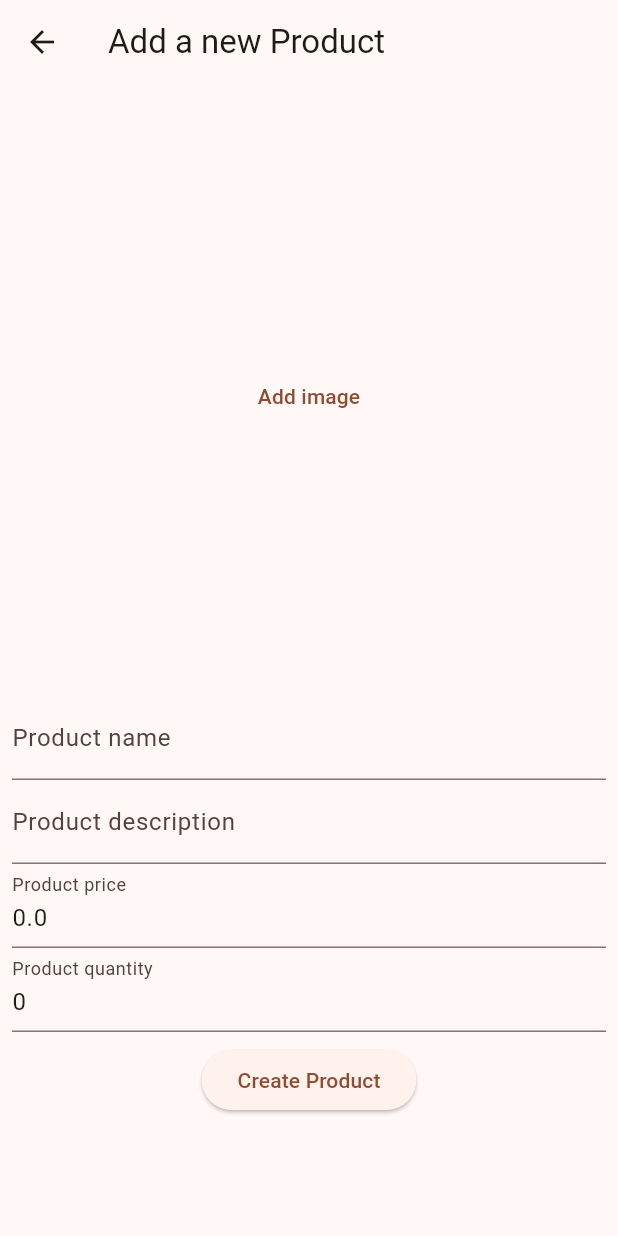
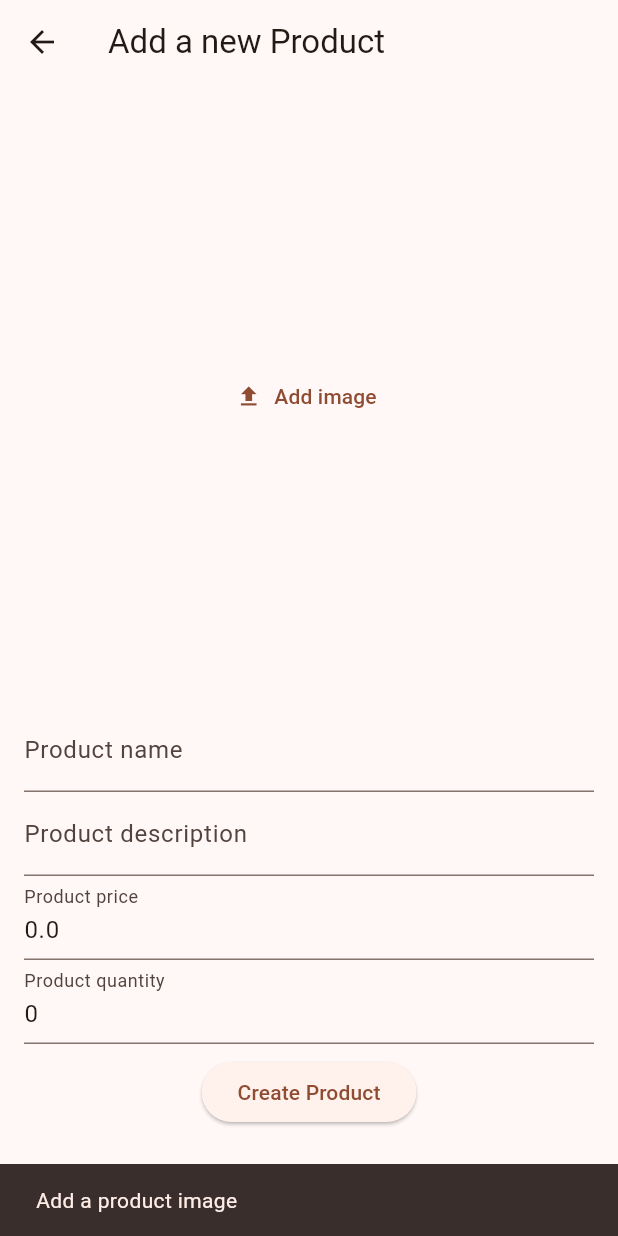
Before and after one commit to Ahmadu-Suleiman/Product-Catalog-App, a Flutter app: the AddProductPage screen opened by its route, after a tap on "Create Product", on a phone screen of 412 x 824 dp. Run offline on Flutter 3.47's test engine with Material 3 defaults, Android fonts, the phone set to English and light mode, and no system bars; our stand-ins replace cloud_firestore, firebase_core, firebase_storage, go_router, image_picker; accounts and stored records are empty.

Commit message:
add product upload logic

```diff
--- a/lib/custom_widgets/product_details_widget.dart
+++ b/lib/custom_widgets/product_details_widget.dart
@@ -1,16 +1,17 @@
-import 'dart:typed_data';
-
 import 'package:flutter/material.dart';
-import 'package:image_picker/image_picker.dart';
 
 import '../models/product.dart';
 
 class ProductDetailsWidget extends StatefulWidget {
   const ProductDetailsWidget(
-      {super.key, required this.product, this.create = false});
+      {super.key,
+      this.create = false,
+      required this.product,
+      required this.formKey});
 
+  final bool create;
   final Product product;
-  final bool create;
+  final GlobalKey<FormState> formKey;
 
   @override
   State<ProductDetailsWidget> createState() => _ProductDetailsWidgetState();
@@ -18,9 +19,6 @@ class ProductDetailsWidget extends StatefulWidget {
 
 class _ProductDetailsWidgetState extends State<ProductDetailsWidget> {
   late final Product product;
-  final ImagePicker picker = ImagePicker();
-  final formKey = GlobalKey<FormState>();
-  Uint8List? localImage;
 
   final TextEditingController controllerName = TextEditingController();
   final TextEditingController controllerDescription = TextEditingController();
@@ -35,16 +33,22 @@ class _ProductDetailsWidgetState extends State<ProductDetailsWidget> {
     controllerDescription.text = product.description;
     controllerPrice.text = '${product.price}';
     controllerQuantity.text = '${product.quantity}';
+
+    controllerName.addListener(() => product.name = controllerName.text.trim());
+    controllerDescription.addListener(
+        () => product.description = controllerDescription.text.trim());
+    controllerPrice.addListener(() =>
+        product.price = double.tryParse(controllerName.text.trim()) ?? 0.0);
+    controllerQuantity.addListener(
+        () => product.quantity = int.tryParse(controllerName.text.trim()) ?? 0);
   }
 
   @override
   Widget build(BuildContext context) {
-    return SingleChildScrollView(
-        padding: const EdgeInsets.all(8),
-        child: Column(children: [
-          Align(child: addImageWidget),
-          Form(
-              key: formKey,
+    return Form(
+        key: widget.formKey,
+        child: Padding(
+            padding: const EdgeInsets.all(8.0),
             child: Column(children: [
               TextFormField(
                   controller: controllerName,
@@ -73,8 +77,8 @@ class _ProductDetailsWidgetState extends State<ProductDetailsWidget> {
                   decoration: const InputDecoration(
                       hintText: 'Enter a product price',
                       labelText: 'Product price'),
-                    validator: (value) => (value!.isEmpty ||
-                            double.tryParse(value.trim()) == null)
+                  validator: (value) =>
+                      (value!.isEmpty || double.tryParse(value.trim()) == null)
                           ? 'Enter a valid number'
                           : null),
               TextFormField(
@@ -89,37 +93,6 @@ class _ProductDetailsWidgetState extends State<ProductDetailsWidget> {
                       (value!.isEmpty || int.tryParse(value.trim()) == null)
                           ? 'Enter a valid number'
                           : null)
-              ]))
-        ]));
-  }
-
-  Widget get addImageWidget {
-    if (localImage != null || product.imageUrl != null) {
-      return Column(children: [
-        Image(
-            height: 400,
-            image: localImage != null
-                ? MemoryImage(localImage!)
-                : NetworkImage(product.imageUrl!),
-            errorBuilder: (context, error, stackTrace) =>
-                const Icon(Icons.error),
-            fit: BoxFit.fitWidth),
-        const SizedBox(height: 20),
-        TextButton(onPressed: addImage, child: const Text('Replace image'))
-      ]);
-    } else {
-      return SizedBox(
-          height: 400,
-          child: Center(
-              child: TextButton(
-                  onPressed: addImage, child: const Text('Add image'))));
+            ])));
   }
 }
-
-  void addImage() async {
-    Uint8List? image;
-    XFile? file = await picker.pickImage(source: ImageSource.gallery);
-    if (file != null) image = await file.readAsBytes();
-    setState(() => localImage = image);
-  }
-}
--- a/lib/firebase/database.dart
+++ b/lib/firebase/database.dart
@@ -2,17 +2,16 @@ import 'package:cloud_firestore/cloud_firestore.dart';
 import 'package:product_catalog_app/models/product.dart';
 
 class Database {
-  static FirebaseFirestore firestore = FirebaseFirestore.instance;
-  static CollectionReference products =
+  static final CollectionReference _products =
       FirebaseFirestore.instance.collection('products');
 
   static Future<DocumentReference> addProduct(Product product) async =>
-      products.add(product.toJson);
+      _products.add(product.toJson);
 
   static Future<void> updateProduct(Product product) async =>
-      await products.doc(product.id).delete();
+      await _products.doc(product.id).delete();
 
-  static Stream<QuerySnapshot> get productsStream => products.snapshots();
+  static Stream<QuerySnapshot> get productsStream => _products.snapshots();
 
   static List<Product> productsFromDocs(QuerySnapshot snapshot) {
     List<DocumentSnapshot> documents = snapshot.docs;
--- a/lib/firebase/storage.dart
+++ b/lib/firebase/storage.dart
@@ -1,11 +1,19 @@
+import 'dart:typed_data';
+
+import 'package:firebase_storage/firebase_storage.dart';
+import 'package:uuid/uuid.dart';
+
 class Storage {
-  // static const Uuid uuid = Uuid();
-  // static final _storageRef = FirebaseStorage.instance.ref();
-  //
-  // static Future<String> uploadProfileImage(String uid, File file) async {
-  //   final fileName = uid;
-  //   final imageRef = _profileImagesRef.child(fileName);
-  //   await imageRef.putFile(file);
-  //   return await imageRef.getDownloadURL();
+  static final _storageRef = FirebaseStorage.instance.ref();
+  static final _imagesRef = _storageRef.child("product_images");
+  static const _uuid = Uuid();
+
+  static Future<String> uploadProductImage(Uint8List imageBytes) async {
+    await _imagesRef.putData(imageBytes);
+    return await _imagesRef.getDownloadURL();
+  }
+
+  // static Future<String> deleteProductImage(urlString) async {
+  //   return await _imagesRef.dele;
   // }
 }
--- a/lib/pages/add_product_page.dart
+++ b/lib/pages/add_product_page.dart
@@ -1,7 +1,13 @@
+import 'dart:typed_data';
+
 import 'package:flutter/material.dart';
+import 'package:go_router/go_router.dart';
+import 'package:image_picker/image_picker.dart';
 import 'package:product_catalog_app/custom_widgets/product_details_widget.dart';
 import 'package:product_catalog_app/firebase/database.dart';
+import 'package:product_catalog_app/firebase/storage.dart';
 import 'package:product_catalog_app/models/product.dart';
+import 'package:product_catalog_app/shared/utility.dart';
 import 'package:product_catalog_app/widgets/loading_widget.dart';
 
 class AddProductPage extends StatefulWidget {
@@ -12,25 +18,73 @@ class AddProductPage extends StatefulWidget {
 }
 
 class _AddProductPageState extends State<AddProductPage> {
+  bool creating = false;
+  Uint8List? localImage;
+  final ImagePicker picker = ImagePicker();
+  final formKey = GlobalKey<FormState>();
   final Product product = Product.empty();
-  bool creating = false;
 
   @override
   Widget build(BuildContext context) {
-    return creating
-        ? const LoadingWidget(text: 'Creating Product')
-        : Scaffold(
-            appBar: AppBar(title: const Text('Add a new Product')),
-            body: Column(children: [
-              ProductDetailsWidget(product: product),
+    if (creating) {
+      return const LoadingWidget(text: 'Creating Product');
+    } else {
+      return Scaffold(
+          appBar: AppBar(title: const Text('Add a new Product')),
+          body: SingleChildScrollView(
+            padding: const EdgeInsets.all(8),
+            child: Column(children: [
+              Align(child: addImageWidget),
+              ProductDetailsWidget(product: product, formKey: formKey),
               ElevatedButton(
                   onPressed: createProduct, child: const Text('Create Product'))
-            ]));
+            ]),
+          ));
+    }
+  }
+
+  Widget get addImageWidget {
+    if (localImage != null) {
+      return Column(children: [
+        Image(
+            height: 400,
+            image: MemoryImage(localImage!),
+            errorBuilder: (context, error, stackTrace) =>
+                const Icon(Icons.error),
+            fit: BoxFit.fitWidth),
+        const SizedBox(height: 20),
+        TextButton(onPressed: addImage, child: const Text('Replace image'))
+      ]);
+    } else {
+      return SizedBox(
+          height: 400,
+          child: Center(
+              child: TextButton.icon(
+                  onPressed: addImage,
+                  label: const Text('Add image'),
+                  icon: const Icon(Icons.upload))));
+    }
+  }
+
+  void addImage() async {
+    Uint8List? image;
+    XFile? file = await picker.pickImage(source: ImageSource.gallery);
+    if (file != null) image = await file.readAsBytes();
+    setState(() => localImage = image);
   }
 
   void createProduct() async {
-    setState(() => creating = true);
-    await Database.addProduct(product);
-    setState(() => creating = false);
+    if (localImage != null) {
+      if (formKey.currentState!.validate()) {
+        setState(() => creating = true);
+
+        String imageUrl = await Storage.uploadProductImage(localImage!);
+        product.imageUrl = imageUrl;
+        await Database.addProduct(product);
+        if (mounted) context.pop();
+      }
+    } else {
+      Utility.showSnackBar(context, 'Add a product image');
+    }
   }
 }
--- /dev/null
+++ b/lib/shared/utility.dart
@@ -0,0 +1,8 @@
+import 'package:flutter/material.dart';
+
+class Utility {
+  static void showSnackBar(BuildContext context, String text) {
+    ScaffoldMessenger.of(context).showSnackBar(
+        SnackBar(content: Text(text), duration: const Duration(seconds: 1)));
+  }
+}
--- a/pubspec.yaml
+++ b/pubspec.yaml
@@ -40,6 +40,8 @@ dependencies:
   rename_app: ^1.6.1
   image_picker: ^1.1.2
   go_router: ^14.2.7
+  firebase_storage: ^12.2.0
+  uuid: ^4.4.2
 
 dev_dependencies:
   flutter_test:
```
Also changed, not shown: pubspec.lock, 3 other files. Lines whose indentation alone changed are shown as unchanged.
